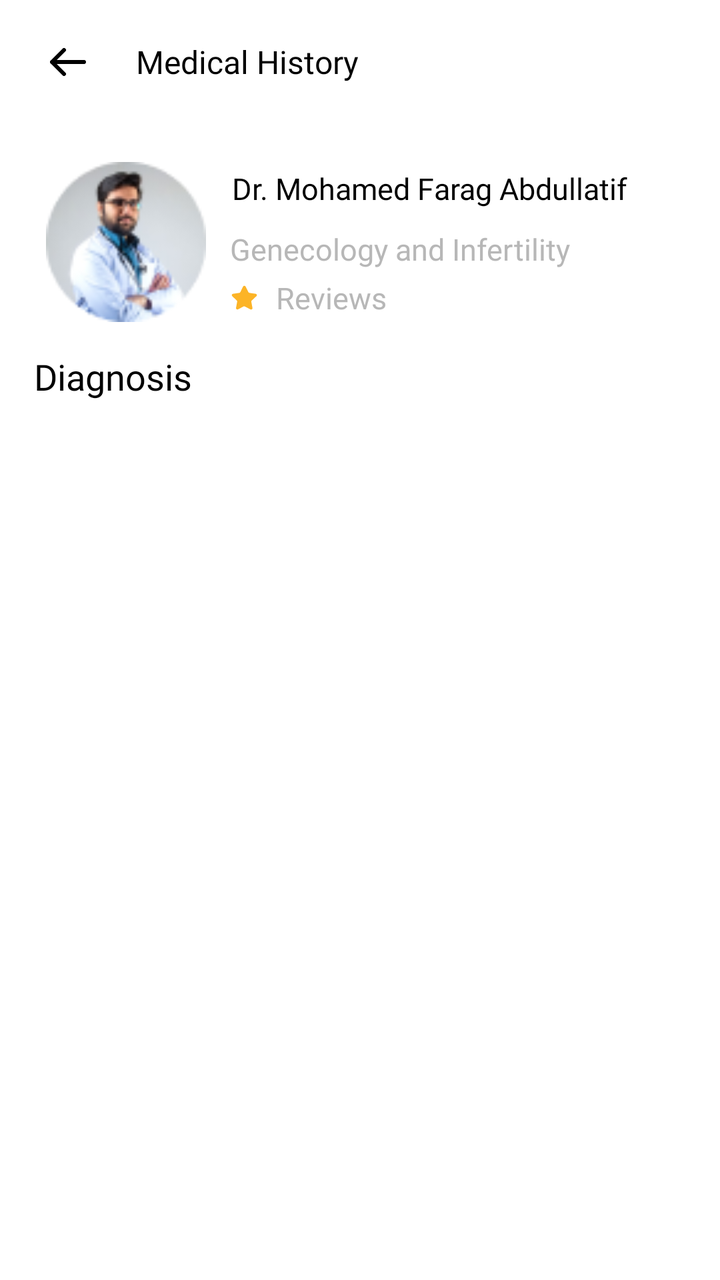
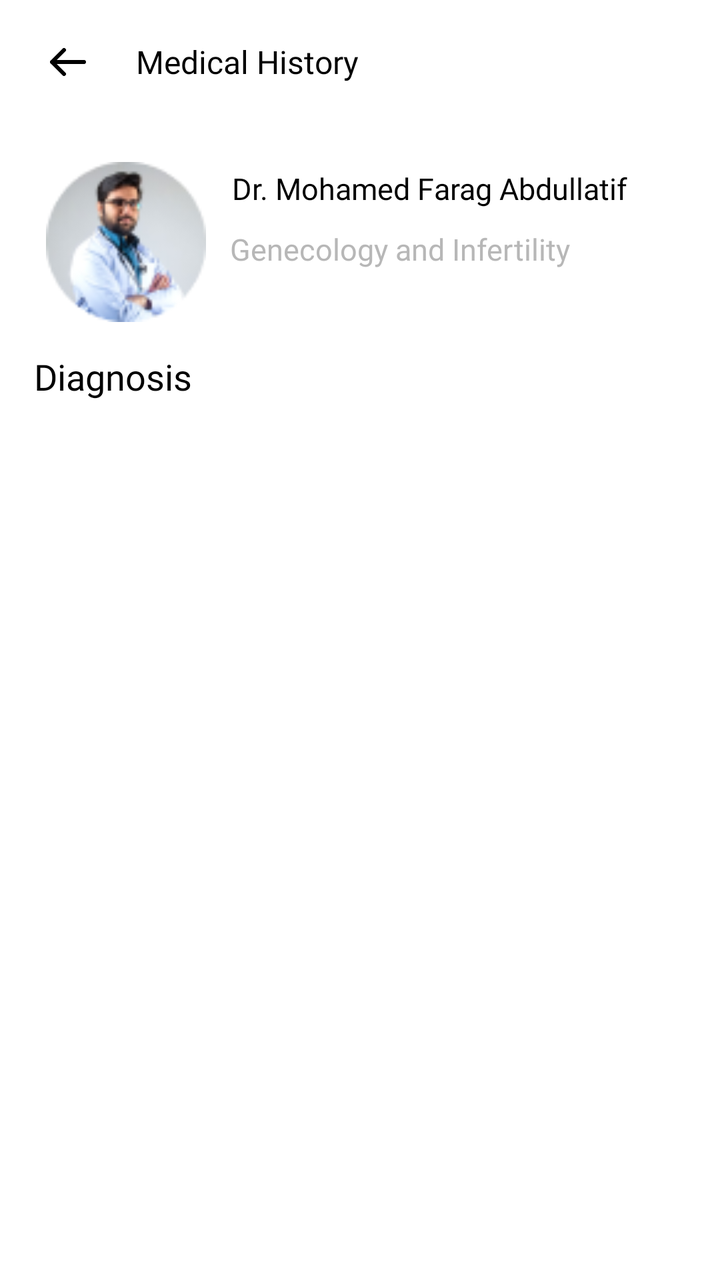

The first picture is an Android layout as it rendered before a commit; the second is the same layout after the commit. The layout source and the unified diff follow.
<!-- AndroidManifest.xml: application theme Theme.NewDesign -->
<!-- res/layout/medical_historyfragment.xml -->
<?xml version="1.0" encoding="utf-8"?>
<androidx.constraintlayout.widget.ConstraintLayout xmlns:android="http://schemas.android.com/apk/res/android"
    xmlns:tools="http://schemas.android.com/tools"
    android:layout_width="match_parent"
    android:layout_height="match_parent"
    xmlns:app="http://schemas.android.com/apk/res-auto"
    tools:context=".fragment.medicalhistory.MedicalHistoryFragment">

    <com.google.android.material.imageview.ShapeableImageView
        android:id="@+id/iv_arrow"
        android:layout_width="wrap_content"
        android:layout_height="wrap_content"
        android:layout_marginStart="15dp"
        android:adjustViewBounds="true"
        android:padding="10dp"
        android:src="@drawable/ic_arrowleft"
        app:layout_constraintBottom_toBottomOf="@+id/tv_name"
        app:layout_constraintStart_toStartOf="parent"
        app:layout_constraintTop_toTopOf="@+id/tv_name" />

    <androidx.appcompat.widget.AppCompatTextView
        android:id="@+id/tv_name"
        android:layout_width="wrap_content"
        android:layout_height="wrap_content"
        android:layout_marginStart="15dp"
        android:layout_marginTop="20dp"
        android:fontFamily="@font/avenirltstd_black"
        android:text="@string/medical_history"
        android:textColor="@color/black"
        android:textSize="16sp"
        app:layout_constraintStart_toEndOf="@+id/iv_arrow"
        app:layout_constraintTop_toTopOf="parent" />

    <androidx.constraintlayout.widget.ConstraintLayout
        android:id="@+id/layout_doctorsDetail"
        android:layout_width="match_parent"
        android:layout_height="wrap_content"
        android:layout_marginTop="25dp"
        android:layout_marginStart="15dp"
        android:layout_marginEnd="15dp"
        android:padding="8dp"
        android:background="@drawable/bg_edittext"
        app:layout_constraintEnd_toEndOf="parent"
        app:layout_constraintStart_toStartOf="parent"
        app:layout_constraintTop_toBottomOf="@+id/iv_arrow">

        <com.google.android.material.imageview.ShapeableImageView
            android:id="@+id/iv_doctorProfile"
            android:layout_width="80dp"
            android:layout_height="80dp"
            android:src="@drawable/ic_docspecialization"
            app:layout_constraintStart_toStartOf="parent"
            app:layout_constraintTop_toTopOf="parent" />

        <androidx.appcompat.widget.AppCompatTextView
            android:id="@+id/tv_doctorName"
            android:layout_width="wrap_content"
            android:layout_height="wrap_content"
            android:layout_marginStart="10dp"
            android:fontFamily="@font/avenirltstd_roman"
            android:gravity="start"
            android:padding="3dp"
            android:text="Dr. Mohamed Farag Abdullatif"
            android:textColor="@color/black"
            android:textSize="15sp"
            app:layout_constraintStart_toEndOf="@+id/iv_doctorProfile"
            app:layout_constraintTop_toTopOf="@+id/iv_doctorProfile" />

        <androidx.appcompat.widget.AppCompatTextView
            android:id="@+id/tv_Specialization"
            android:layout_width="0dp"
            android:layout_height="wrap_content"
            android:layout_marginStart="10dp"
            android:layout_marginTop="5dp"
            android:fontFamily="@font/avenirltstd_roman"
            android:gravity="start"
            android:padding="2dp"
            android:text="Genecology and Infertility"
            android:textColor="@color/gray"
            android:textSize="15sp"
            app:layout_constraintStart_toEndOf="@+id/iv_doctorProfile"
            app:layout_constraintTop_toBottomOf="@+id/tv_doctorName" />

        <com.google.android.material.imageview.ShapeableImageView
            android:id="@+id/iv_star"
            android:layout_width="18dp"
            android:layout_height="15dp"
            android:layout_marginStart="10dp"
            android:adjustViewBounds="true"
            android:src="@drawable/ic_star"
            app:layout_constraintBottom_toBottomOf="parent"
            app:layout_constraintStart_toEndOf="@+id/iv_doctorProfile"
            app:layout_constraintTop_toBottomOf="@+id/tv_Specialization" />

        <androidx.appcompat.widget.AppCompatTextView
            android:id="@+id/tv_Reviews"
            android:layout_width="0dp"
            android:layout_height="wrap_content"
            android:layout_marginStart="5dp"
            android:fontFamily="@font/avenirltstd_roman"
            android:gravity="start"
            android:padding="2dp"
            android:text="@string/reviews"
            android:textColor="@color/gray"
            android:textSize="15sp"
            app:layout_constraintStart_toEndOf="@+id/iv_star"
            app:layout_constraintTop_toBottomOf="@+id/tv_Specialization" />

    </androidx.constraintlayout.widget.ConstraintLayout>

    <androidx.appcompat.widget.AppCompatTextView
        android:id="@+id/tv_Diagnosis"
        android:layout_width="0dp"
        android:layout_height="wrap_content"
        android:layout_marginStart="15dp"
        android:fontFamily="@font/avenirltstd_roman"
        android:gravity="start"
        android:layout_marginTop="5dp"
        android:padding="2dp"
        android:text="@string/diagnosis"
        android:textColor="@color/black"
        android:textSize="18sp"
        app:layout_constraintStart_toStartOf="parent"
        app:layout_constraintTop_toBottomOf="@+id/layout_doctorsDetail" />

    <androidx.appcompat.widget.AppCompatTextView
        android:id="@+id/Diagnosis"
        android:layout_width="match_parent"
        android:layout_height="wrap_content"
        android:layout_marginStart="15dp"
        android:layout_marginEnd="15dp"
        android:fontFamily="@font/avenirltstd_roman"
        android:gravity="start"
        android:layout_marginTop="5dp"
        android:padding="2dp"
        android:textColor="@color/gray"
        android:textSize="14sp"
        app:layout_constraintStart_toStartOf="parent"
        app:layout_constraintTop_toBottomOf="@+id/tv_Diagnosis" />


</androidx.constraintlayout.widget.ConstraintLayout>
<!-- resources referenced by this layout -->
<resources>
  <color name="black">#FF000000</color>
  <color name="gray">#B7B7B7</color>
  <!-- drawable bg_edittext (drawable) -->
  <?xml version="1.0" encoding="utf-8"?>
  <shape xmlns:android="http://schemas.android.com/apk/res/android"
      android:shape="rectangle"
      >
  
      <solid android:color="@color/white"/>
      <corners android:radius="10dp"/>
  </shape>
  <!-- drawable ic_arrowleft (drawable) -->
  <vector android:autoMirrored="true" android:height="14dp"
      android:viewportHeight="14" android:viewportWidth="18"
      android:width="18dp" xmlns:android="http://schemas.android.com/apk/res/android">
      <path android:fillColor="#00000000"
          android:pathData="M17,7H1M1,7L7,13M1,7L7,1"
          android:strokeColor="#000000" android:strokeLineCap="round"
          android:strokeLineJoin="round" android:strokeWidth="2"/>
  </vector>
  <!-- drawable ic_docspecialization: png bitmap (drawable, 7701 bytes) -->
  <!-- drawable ic_star (drawable) -->
  <vector xmlns:android="http://schemas.android.com/apk/res/android"
      android:width="13dp"
      android:height="13dp"
      android:viewportWidth="13"
      android:viewportHeight="13">
    <path
        android:pathData="M9.706,7.757C9.565,7.893 9.501,8.089 9.533,8.282L10.014,10.947C10.055,11.173 9.96,11.402 9.771,11.532C9.585,11.668 9.339,11.684 9.137,11.575L6.738,10.324C6.655,10.28 6.562,10.256 6.467,10.253H6.32C6.269,10.261 6.22,10.277 6.174,10.302L3.774,11.559C3.656,11.619 3.522,11.64 3.39,11.619C3.069,11.558 2.855,11.253 2.908,10.93L3.39,8.265C3.422,8.071 3.357,7.873 3.217,7.735L1.261,5.839C1.098,5.681 1.041,5.442 1.115,5.227C1.188,5.013 1.373,4.856 1.597,4.821L4.289,4.43C4.494,4.409 4.674,4.285 4.766,4.101L5.952,1.668C5.98,1.614 6.016,1.564 6.06,1.522L6.109,1.484C6.135,1.456 6.164,1.433 6.196,1.414L6.255,1.392L6.347,1.354H6.575C6.779,1.375 6.958,1.497 7.052,1.679L8.254,4.101C8.341,4.278 8.509,4.401 8.704,4.43L11.396,4.821C11.623,4.853 11.813,5.01 11.889,5.227C11.96,5.444 11.898,5.683 11.732,5.839L9.706,7.757Z"
        android:fillColor="#FCB427"/>
  </vector>
  <string name="diagnosis">Diagnosis</string>
  <string name="medical_history">Medical History</string>
  <string name="reviews">Reviews</string>
  <style name="Theme.NewDesign" parent="Theme.MaterialComponents.Light.NoActionBar">
          
          <item name="colorPrimary">@color/purple_500</item>
          <item name="colorPrimaryVariant">@color/purple_700</item>
          <item name="colorOnPrimary">@color/white</item>
          
          <item name="colorSecondary">#0639BA</item>
          <item name="colorSecondaryVariant">@color/teal_700</item>
          <item name="colorOnSecondary">@color/black</item>
          
          <item name="android:statusBarColor">?attr/colorPrimaryVariant</item>
          
      </style>
  <color name="white">#FFFFFFFF</color>
  <color name="purple_500">#FF6200EE</color>
  <color name="purple_700">#FF3700B3</color>
  <color name="teal_700">#FF018786</color>
</resources>

<!-- the commit's change to res/layout/medical_historyfragment.xml (unified diff, before → after) -->
@@ -1,142 +1,249 @@
 <?xml version="1.0" encoding="utf-8"?>
 <androidx.constraintlayout.widget.ConstraintLayout xmlns:android="http://schemas.android.com/apk/res/android"
-    xmlns:tools="http://schemas.android.com/tools"
-    android:layout_width="match_parent"
-    android:layout_height="match_parent"
-    xmlns:app="http://schemas.android.com/apk/res-auto"
-    tools:context=".fragment.medicalhistory.MedicalHistoryFragment">
+                                                   xmlns:tools="http://schemas.android.com/tools"
+                                                   android:layout_width="match_parent"
+                                                   android:layout_height="match_parent"
+                                                   xmlns:app="http://schemas.android.com/apk/res-auto"
+                                                   tools:context=".fragment.medicalhistory.MedicalHistoryFragment">
 
     <com.google.android.material.imageview.ShapeableImageView
-        android:id="@+id/iv_arrow"
-        android:layout_width="wrap_content"
-        android:layout_height="wrap_content"
-        android:layout_marginStart="15dp"
-        android:adjustViewBounds="true"
-        android:padding="10dp"
-        android:src="@drawable/ic_arrowleft"
-        app:layout_constraintBottom_toBottomOf="@+id/tv_name"
-        app:layout_constraintStart_toStartOf="parent"
-        app:layout_constraintTop_toTopOf="@+id/tv_name" />
+            android:id="@+id/iv_arrow"
+            android:layout_width="wrap_content"
+            android:layout_height="wrap_content"
+            android:layout_marginStart="15dp"
+            android:adjustViewBounds="true"
+            android:padding="10dp"
+            android:src="@drawable/ic_arrowleft"
+            app:layout_constraintBottom_toBottomOf="@+id/tv_name"
+            app:layout_constraintStart_toStartOf="parent"
+            app:layout_constraintTop_toTopOf="@+id/tv_name"/>
 
     <androidx.appcompat.widget.AppCompatTextView
-        android:id="@+id/tv_name"
-        android:layout_width="wrap_content"
-        android:layout_height="wrap_content"
-        android:layout_marginStart="15dp"
-        android:layout_marginTop="20dp"
-        android:fontFamily="@font/avenirltstd_black"
-        android:text="@string/medical_history"
-        android:textColor="@color/black"
-        android:textSize="16sp"
-        app:layout_constraintStart_toEndOf="@+id/iv_arrow"
-        app:layout_constraintTop_toTopOf="parent" />
+            android:id="@+id/tv_name"
+            android:layout_width="wrap_content"
+            android:layout_height="wrap_content"
+            android:layout_marginStart="15dp"
+            android:layout_marginTop="20dp"
+            android:fontFamily="@font/avenirltstd_black"
+            android:text="@string/medical_history"
+            android:textColor="@color/black"
+            android:textSize="16sp"
+            app:layout_constraintStart_toEndOf="@+id/iv_arrow"
+            app:layout_constraintTop_toTopOf="parent"/>
 
     <androidx.constraintlayout.widget.ConstraintLayout
-        android:id="@+id/layout_doctorsDetail"
+            android:id="@+id/layout_doctorsDetail"
+            android:layout_width="match_parent"
+            android:layout_height="wrap_content"
+            android:layout_marginTop="25dp"
+            android:layout_marginStart="15dp"
+            android:layout_marginEnd="15dp"
+            android:padding="8dp"
+            android:background="@drawable/bg_edittext"
+            app:layout_constraintEnd_toEndOf="parent"
+            app:layout_constraintStart_toStartOf="parent"
+            app:layout_constraintTop_toBottomOf="@+id/iv_arrow">
+
+        <com.google.android.material.imageview.ShapeableImageView
+                android:id="@+id/iv_doctorProfile"
+                android:layout_width="80dp"
+                android:layout_height="80dp"
+                android:src="@drawable/ic_docspecialization"
+                app:layout_constraintStart_toStartOf="parent"
+                app:layout_constraintTop_toTopOf="parent"/>
+
+        <androidx.appcompat.widget.AppCompatTextView
+                android:id="@+id/tv_doctorName"
+                android:layout_width="wrap_content"
+                android:layout_height="wrap_content"
+                android:layout_marginStart="10dp"
+                android:fontFamily="@font/avenirltstd_roman"
+                android:gravity="start"
+                android:padding="3dp"
+                android:text="Dr. Mohamed Farag Abdullatif"
+                android:textColor="@color/black"
+                android:textSize="15sp"
+                app:layout_constraintStart_toEndOf="@+id/iv_doctorProfile"
+                app:layout_constraintTop_toTopOf="@+id/iv_doctorProfile"/>
+
+        <androidx.appcompat.widget.AppCompatTextView
+                android:id="@+id/tv_Specialization"
+                android:layout_width="0dp"
+                android:layout_height="wrap_content"
+                android:layout_marginStart="10dp"
+                android:layout_marginTop="5dp"
+                android:fontFamily="@font/avenirltstd_roman"
+                android:gravity="start"
+                android:padding="2dp"
+                android:text="Genecology and Infertility"
+                android:textColor="@color/gray"
+                android:textSize="15sp"
+                app:layout_constraintStart_toEndOf="@+id/iv_doctorProfile"
+                app:layout_constraintTop_toBottomOf="@+id/tv_doctorName"/>
+
+    </androidx.constraintlayout.widget.ConstraintLayout>
+
+    <androidx.appcompat.widget.AppCompatTextView
+            android:id="@+id/tv_Diagnosis"
+            android:layout_width="0dp"
+            android:layout_height="wrap_content"
+            android:layout_marginStart="15dp"
+            android:fontFamily="@font/avenirltstd_roman"
+            android:gravity="start"
+            android:layout_marginTop="5dp"
+            android:padding="2dp"
+            android:text="@string/diagnosis"
+            android:textColor="@color/black"
+            android:textSize="18sp"
+            app:layout_constraintStart_toStartOf="parent"
+            app:layout_constraintTop_toBottomOf="@+id/layout_doctorsDetail"/>
+
+    <androidx.appcompat.widget.AppCompatTextView
+            android:id="@+id/Diagnosis"
+            android:layout_width="match_parent"
+            android:layout_height="wrap_content"
+            android:layout_marginStart="15dp"
+            android:layout_marginEnd="15dp"
+            android:fontFamily="@font/avenirltstd_roman"
+            android:gravity="start"
+            android:layout_marginTop="5dp"
+            android:padding="2dp"
+            android:maxLines="2"
+            android:textColor="@color/black"
+            android:textSize="14sp"
+            app:layout_constraintStart_toStartOf="parent"
+            app:layout_constraintTop_toBottomOf="@+id/tv_Diagnosis"/>
+
+    <androidx.recyclerview.widget.RecyclerView
+            android:id="@+id/rv_Emr"
+            android:layout_width="match_parent"
+            android:layout_height="0dp"
+            android:layout_marginStart="15dp"
+            android:layout_marginEnd="15dp"
+            android:layout_marginTop="10dp"
+            tools:listitem="@layout/item_layout_emr"
+            app:layout_constraintTop_toBottomOf="@+id/Diagnosis"
+            app:layout_constraintBottom_toBottomOf="parent"
+    />
+
+    <ProgressBar
+            android:id="@+id/progress_bar"
+            android:layout_width="wrap_content"
+            android:layout_height="wrap_content"
+            app:layout_constraintEnd_toEndOf="@+id/rv_Emr"
+            app:layout_constraintStart_toStartOf="@+id/rv_Emr"
+            app:layout_constraintBottom_toBottomOf="@+id/rv_Emr"
+            app:layout_constraintTop_toTopOf="@+id/rv_Emr"
+            android:visibility="gone"
+    />
+
+</androidx.constraintlayout.widget.ConstraintLayout>
+<!-- res/layout/item_layout_emr.xml (included above) -->
+<?xml version="1.0" encoding="utf-8"?>
+<androidx.constraintlayout.widget.ConstraintLayout
+        xmlns:android="http://schemas.android.com/apk/res/android"
         android:layout_width="match_parent"
         android:layout_height="wrap_content"
-        android:layout_marginTop="25dp"
-        android:layout_marginStart="15dp"
-        android:layout_marginEnd="15dp"
-        android:padding="8dp"
-        android:background="@drawable/bg_edittext"
-        app:layout_constraintEnd_toEndOf="parent"
-        app:layout_constraintStart_toStartOf="parent"
-        app:layout_constraintTop_toBottomOf="@+id/iv_arrow">
-
-        <com.google.android.material.imageview.ShapeableImageView
-            android:id="@+id/iv_doctorProfile"
-            android:layout_width="80dp"
-            android:layout_height="80dp"
-            android:src="@drawable/ic_docspecialization"
-            app:layout_constraintStart_toStartOf="parent"
-            app:layout_constraintTop_toTopOf="parent" />
-
-        <androidx.appcompat.widget.AppCompatTextView
-            android:id="@+id/tv_doctorName"
-            android:layout_width="wrap_content"
-            android:layout_height="wrap_content"
-            android:layout_marginStart="10dp"
-            android:fontFamily="@font/avenirltstd_roman"
-            android:gravity="start"
-            android:padding="3dp"
-            android:text="Dr. Mohamed Farag Abdullatif"
-            android:textColor="@color/black"
-            android:textSize="15sp"
-            app:layout_constraintStart_toEndOf="@+id/iv_doctorProfile"
-            app:layout_constraintTop_toTopOf="@+id/iv_doctorProfile" />
-
-        <androidx.appcompat.widget.AppCompatTextView
-            android:id="@+id/tv_Specialization"
-            android:layout_width="0dp"
-            android:layout_height="wrap_content"
-            android:layout_marginStart="10dp"
-            android:layout_marginTop="5dp"
-            android:fontFamily="@font/avenirltstd_roman"
-            android:gravity="start"
-            android:padding="2dp"
-            android:text="Genecology and Infertility"
-            android:textColor="@color/gray"
-            android:textSize="15sp"
-            app:layout_constraintStart_toEndOf="@+id/iv_doctorProfile"
-            app:layout_constraintTop_toBottomOf="@+id/tv_doctorName" />
-
-        <com.google.android.material.imageview.ShapeableImageView
-            android:id="@+id/iv_star"
-            android:layout_width="18dp"
-            android:layout_height="15dp"
-            android:layout_marginStart="10dp"
-            android:adjustViewBounds="true"
-            android:src="@drawable/ic_star"
+        xmlns:app="http://schemas.android.com/apk/res-auto">
+
+    <androidx.constraintlayout.widget.ConstraintLayout
+            android:id="@+id/layout_doctorsDetail"
+            android:layout_width="match_parent"
+            android:layout_height="wrap_content"
+            android:layout_marginTop="25dp"
+            android:layout_marginBottom="5dp"
+            android:layout_marginStart="15dp"
+            android:layout_marginEnd="15dp"
+            android:padding="8dp"
+            android:elevation="1dp"
+            android:background="@drawable/bg_edittext"
             app:layout_constraintBottom_toBottomOf="parent"
-            app:layout_constraintStart_toEndOf="@+id/iv_doctorProfile"
-            app:layout_constraintTop_toBottomOf="@+id/tv_Specialization" />
-
-        <androidx.appcompat.widget.AppCompatTextView
-            android:id="@+id/tv_Reviews"
-            android:layout_width="0dp"
-            android:layout_height="wrap_content"
-            android:layout_marginStart="5dp"
-            android:fontFamily="@font/avenirltstd_roman"
-            android:gravity="start"
-            android:padding="2dp"
-            android:text="@string/reviews"
-            android:textColor="@color/gray"
-            android:textSize="15sp"
-            app:layout_constraintStart_toEndOf="@+id/iv_star"
-            app:layout_constraintTop_toBottomOf="@+id/tv_Specialization" />
+            app:layout_constraintEnd_toEndOf="parent"
+            app:layout_constraintStart_toStartOf="parent"
+            app:layout_constraintTop_toTopOf="parent">
+
+
+        <androidx.appcompat.widget.AppCompatTextView
+                android:id="@+id/tv_title"
+                android:layout_width="wrap_content"
+                android:layout_height="wrap_content"
+                android:layout_marginStart="10dp"
+                android:layout_marginTop="5dp"
+                android:fontFamily="@font/avenirltstd_roman"
+                android:gravity="start"
+                android:padding="3dp"
+                android:text="@string/title"
+                android:textColor="@color/black"
+                android:textSize="15sp"
+                app:layout_constraintStart_toStartOf="parent"
+                app:layout_constraintEnd_toStartOf="@+id/title"
+                app:layout_constraintTop_toTopOf="parent"
+                />
+
+        <androidx.appcompat.widget.AppCompatTextView
+                android:id="@+id/title"
+                android:layout_width="0dp"
+                android:layout_height="wrap_content"
+                android:layout_marginStart="10dp"
+                android:layout_marginTop="5dp"
+                android:fontFamily="@font/avenirltstd_roman"
+                android:gravity="start"
+                android:padding="2dp"
+                android:text="Genecology and Infertility"
+                android:textColor="@color/black"
+                android:textSize="15sp"
+                app:layout_constraintEnd_toEndOf="parent"
+                app:layout_constraintStart_toEndOf="@+id/tv_title"
+                app:layout_constraintTop_toTopOf="parent"
+                />
+
+
+        <androidx.appcompat.widget.AppCompatTextView
+                android:id="@+id/tv_Description"
+                android:layout_width="0dp"
+                android:layout_height="wrap_content"
+                android:layout_marginStart="10dp"
+                android:layout_marginTop="5dp"
+                android:fontFamily="@font/avenirltstd_roman"
+                android:gravity="start"
+                android:padding="2dp"
+                android:text="@string/description"
+                android:textColor="@color/black"
+                android:textSize="15sp"
+                app:layout_constraintStart_toStartOf="parent"
+                app:layout_constraintTop_toBottomOf="@+id/tv_title"/>
+
+        <androidx.appcompat.widget.AppCompatTextView
+                android:id="@+id/description"
+                android:layout_width="0dp"
+                android:layout_height="wrap_content"
+                android:layout_marginStart="10dp"
+                android:layout_marginTop="5dp"
+                android:maxLines="2"
+                android:ellipsize="end"
+                android:fontFamily="@font/avenirltstd_roman"
+                android:gravity="start"
+                android:padding="2dp"
+                android:text="Genecology and Infertility"
+                android:textColor="@color/black"
+                android:textSize="15sp"
+                app:layout_constraintEnd_toEndOf="parent"
+                app:layout_constraintStart_toEndOf="@+id/tv_Description"
+                app:layout_constraintTop_toBottomOf="@+id/tv_title"
+        />
+
+        <androidx.appcompat.widget.AppCompatImageView
+                android:id="@+id/iv_documentUrl"
+                android:layout_width="match_parent"
+                android:layout_height="150dp"
+                android:adjustViewBounds="true"
+                android:layout_marginTop="5dp"
+                android:scaleType="fitXY"
+                app:layout_constraintStart_toStartOf="parent"
+                app:layout_constraintEnd_toEndOf="parent"
+                app:layout_constraintTop_toBottomOf="@+id/tv_Description"/>
 
     </androidx.constraintlayout.widget.ConstraintLayout>
 
-    <androidx.appcompat.widget.AppCompatTextView
-        android:id="@+id/tv_Diagnosis"
-        android:layout_width="0dp"
-        android:layout_height="wrap_content"
-        android:layout_marginStart="15dp"
-        android:fontFamily="@font/avenirltstd_roman"
-        android:gravity="start"
-        android:layout_marginTop="5dp"
-        android:padding="2dp"
-        android:text="@string/diagnosis"
-        android:textColor="@color/black"
-        android:textSize="18sp"
-        app:layout_constraintStart_toStartOf="parent"
-        app:layout_constraintTop_toBottomOf="@+id/layout_doctorsDetail" />
-
-    <androidx.appcompat.widget.AppCompatTextView
-        android:id="@+id/Diagnosis"
-        android:layout_width="match_parent"
-        android:layout_height="wrap_content"
-        android:layout_marginStart="15dp"
-        android:layout_marginEnd="15dp"
-        android:fontFamily="@font/avenirltstd_roman"
-        android:gravity="start"
-        android:layout_marginTop="5dp"
-        android:padding="2dp"
-        android:textColor="@color/gray"
-        android:textSize="14sp"
-        app:layout_constraintStart_toStartOf="parent"
-        app:layout_constraintTop_toBottomOf="@+id/tv_Diagnosis" />
-
 
 </androidx.constraintlayout.widget.ConstraintLayout>
<!-- resource entries referenced after the edit -->
@@ -21,19 +21,10 @@
           android:strokeLineJoin="round" android:strokeWidth="2"/>
   </vector>
   <!-- drawable ic_docspecialization: png bitmap (drawable, 7701 bytes) -->
-  <!-- drawable ic_star (drawable) -->
-  <vector xmlns:android="http://schemas.android.com/apk/res/android"
-      android:width="13dp"
-      android:height="13dp"
-      android:viewportWidth="13"
-      android:viewportHeight="13">
-    <path
-        android:pathData="M9.706,7.757C9.565,7.893 9.501,8.089 9.533,8.282L10.014,10.947C10.055,11.173 9.96,11.402 9.771,11.532C9.585,11.668 9.339,11.684 9.137,11.575L6.738,10.324C6.655,10.28 6.562,10.256 6.467,10.253H6.32C6.269,10.261 6.22,10.277 6.174,10.302L3.774,11.559C3.656,11.619 3.522,11.64 3.39,11.619C3.069,11.558 2.855,11.253 2.908,10.93L3.39,8.265C3.422,8.071 3.357,7.873 3.217,7.735L1.261,5.839C1.098,5.681 1.041,5.442 1.115,5.227C1.188,5.013 1.373,4.856 1.597,4.821L4.289,4.43C4.494,4.409 4.674,4.285 4.766,4.101L5.952,1.668C5.98,1.614 6.016,1.564 6.06,1.522L6.109,1.484C6.135,1.456 6.164,1.433 6.196,1.414L6.255,1.392L6.347,1.354H6.575C6.779,1.375 6.958,1.497 7.052,1.679L8.254,4.101C8.341,4.278 8.509,4.401 8.704,4.43L11.396,4.821C11.623,4.853 11.813,5.01 11.889,5.227C11.96,5.444 11.898,5.683 11.732,5.839L9.706,7.757Z"
-        android:fillColor="#FCB427"/>
-  </vector>
+  <string name="description">Description :</string>
   <string name="diagnosis">Diagnosis</string>
   <string name="medical_history">Medical History</string>
-  <string name="reviews">Reviews</string>
+  <string name="title">TiTle :</string>
   <style name="Theme.NewDesign" parent="Theme.MaterialComponents.Light.NoActionBar">
           
           <item name="colorPrimary">@color/purple_500</item>
